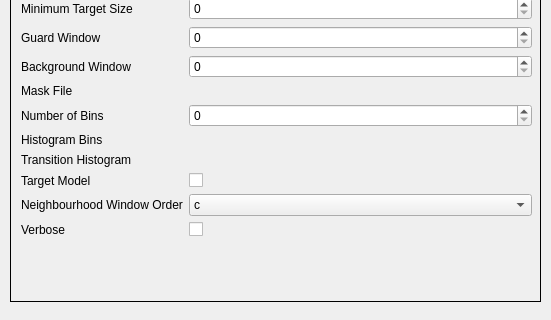
The window that markov_chain_cfar/markov_chain_cfar_dialog_base.ui (AUGSignals/qgis-plugins) describes before a commit, drawn with Qt 5; both pictures show x 0 to 551 and y 169 to 489 of the 551 by 623 pixel window.
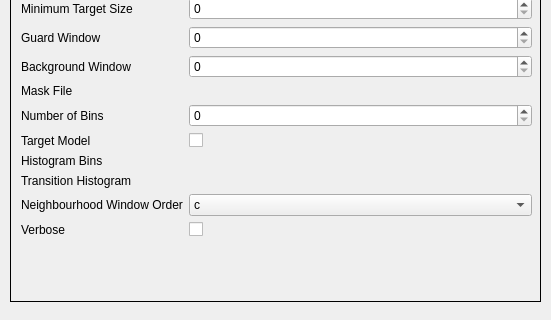
The same window after the commit. Custom widgets are drawn as their Qt base class.

Patch:
```diff
--- a/markov_chain_cfar/markov_chain_cfar_dialog_base.ui
+++ b/markov_chain_cfar/markov_chain_cfar_dialog_base.ui
@@ -181,39 +181,25 @@
         </property>
        </widget>
       </item>
-      <item row="9" column="0">
+      <item row="10" column="0">
        <widget class="QLabel" name="histogramBinsLabel">
         <property name="text">
          <string>Histogram Bins</string>
         </property>
        </widget>
       </item>
-      <item row="9" column="1">
+      <item row="10" column="1">
        <widget class="QgsFileWidget" name="histogramBinsQgsFileWidget"/>
       </item>
-      <item row="10" column="0">
+      <item row="11" column="0">
        <widget class="QLabel" name="transitionHistogramLabel">
         <property name="text">
          <string>Transition Histogram</string>
         </property>
        </widget>
       </item>
-      <item row="10" column="1">
-       <widget class="QgsFileWidget" name="transitionHistogramQgsFileWidget"/>
-      </item>
-      <item row="11" column="0">
-       <widget class="QLabel" name="targetModelLabel">
-        <property name="text">
-         <string>Target Model</string>
-        </property>
-       </widget>
-      </item>
       <item row="11" column="1">
-       <widget class="QCheckBox" name="targetModelCheckBox">
-        <property name="text">
-         <string/>
-        </property>
-       </widget>
+       <widget class="QgsFileWidget" name="transitionHistogramQgsFileWidget"/>
       </item>
       <item row="12" column="0">
        <widget class="QLabel" name="neighbourhoodLabel">
@@ -250,6 +236,20 @@
         </property>
        </widget>
       </item>
+      <item row="9" column="0">
+       <widget class="QLabel" name="targetModelLabel">
+        <property name="text">
+         <string>Target Model</string>
+        </property>
+       </widget>
+      </item>
+      <item row="9" column="1">
+       <widget class="QCheckBox" name="targetModelCheckBox">
+        <property name="text">
+         <string/>
+        </property>
+       </widget>
+      </item>
      </layout>
     </widget>
    </widget>
```
Left out of the diff: 8 changed lines with no effect on the pictures.
